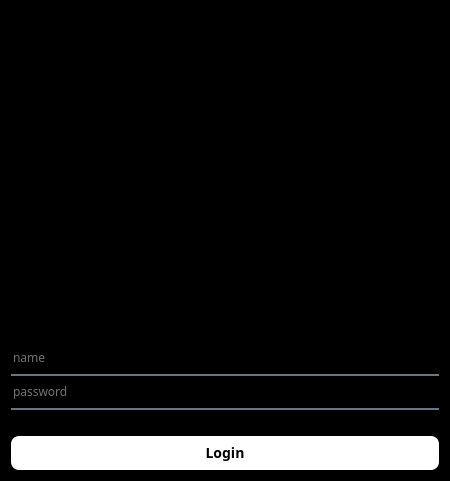
The window that ui/loginpage.ui (eDarrrrr/ProjectSTAL) describes before a commit, drawn with Qt 5.
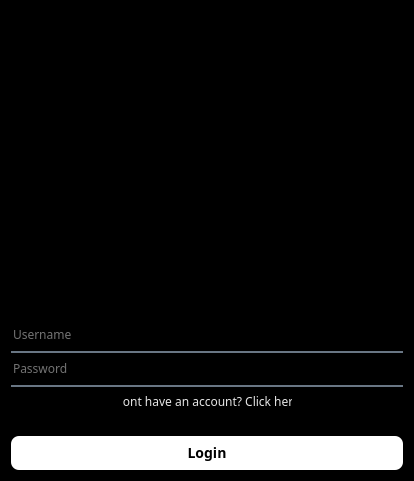
The same window after the commit. Icons and pictures are not drawn.

Commit message: login page nambahin add account

Diff of the .ui file:
```diff
--- a/ui/loginpage.ui
+++ b/ui/loginpage.ui
@@ -6,7 +6,7 @@
    <rect>
     <x>0</x>
     <y>0</y>
-    <width>450</width>
+    <width>414</width>
     <height>481</height>
    </rect>
   </property>
@@ -44,7 +44,7 @@
 padding-bottom: 7px;</string>
        </property>
        <property name="placeholderText">
-        <string>name</string>
+        <string>Username</string>
        </property>
       </widget>
      </item>
@@ -58,7 +58,43 @@
 padding-bottom: 7px;</string>
        </property>
        <property name="placeholderText">
-        <string>password</string>
+        <string>Password</string>
+       </property>
+      </widget>
+     </item>
+     <item alignment="Qt::AlignHCenter">
+      <widget class="QPushButton" name="clickHereMakeAccount">
+       <property name="maximumSize">
+        <size>
+         <width>170</width>
+         <height>16777215</height>
+        </size>
+       </property>
+       <property name="cursor">
+        <cursorShape>PointingHandCursor</cursorShape>
+       </property>
+       <property name="layoutDirection">
+        <enum>Qt::LeftToRight</enum>
+       </property>
+       <property name="styleSheet">
+        <string notr="true">QPushButton {
+background-color: transparent;
+border:none;
+color:rgba(255, 255, 255, 230);
+
+}
+
+QPushButton:hover {
+    color: rgb(125, 255, 255);
+}
+
+QPushButton:pressed {
+    color: rgb(125, 230, 255);
+}
+</string>
+       </property>
+       <property name="text">
+        <string>Dont have an account? Click here</string>
        </property>
       </widget>
      </item>
```
Left out of the diff: 8 changed lines with no effect on the pictures.
